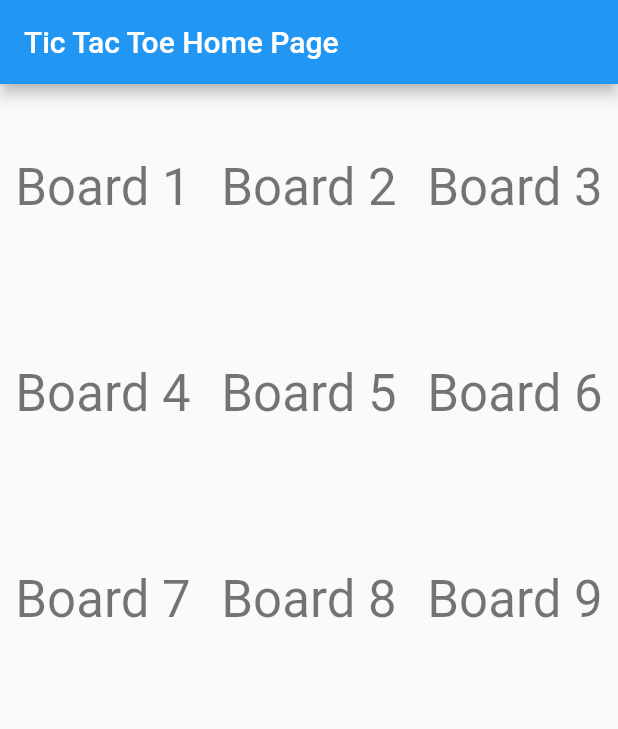
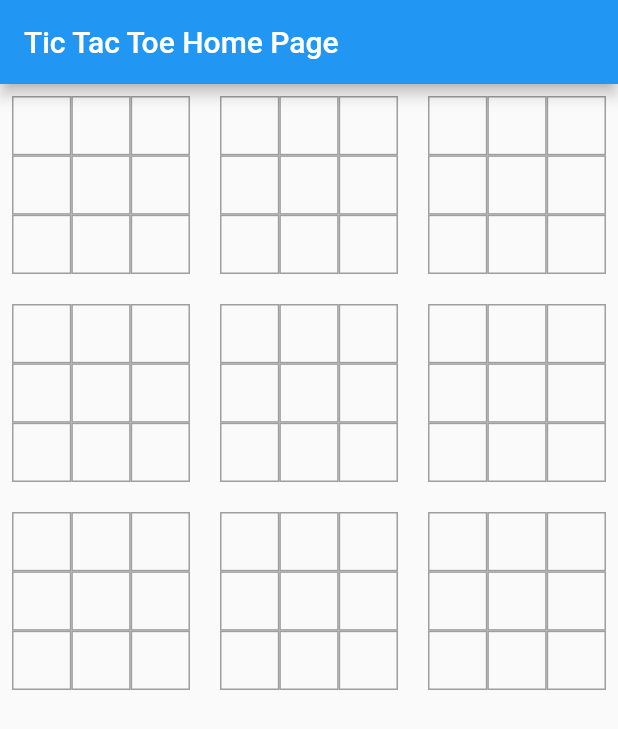
Before and after one commit to Hershey49/tt_squared, a Flutter app: the screen it shows after launch, on a phone screen of 412 x 824 dp. Shown: the top 729 px of the screen. Run offline on Flutter 3.47's test engine with Material 2 defaults, Android fonts, the light colour scheme and no system bars.

Commit message:
Game Board Edits, Rdy for Func

```diff
--- a/lib/main.dart
+++ b/lib/main.dart
@@ -34,17 +34,62 @@ class _MyHomePageState extends State<MyHomePage> {
       appBar: AppBar(
         title: Text(widget.title),
       ),
-      body: GridView.count(
-        crossAxisCount: 3,
-        children: List.generate(9, (index) {
-          return Center(
-            child: Text(
-              'Board ${index + 1}',
-              style: Theme.of(context).textTheme.headlineMedium,
+
+// Builds the Big Board
+      body: GridView.builder(
+        itemCount: 9,
+        gridDelegate: SliverGridDelegateWithFixedCrossAxisCount(
+          crossAxisCount: 3,
+          mainAxisSpacing: 4.0,
+          crossAxisSpacing: 4.0,
+        ),
+
+
+        itemBuilder: (context, index) {
+          return Container(
+            padding: EdgeInsets.all(8.0),
+            decoration: BoxDecoration(
+              // border: Border.all(color: Colors.black),
+            ),
+
+
+            child: GridView.builder(
+              itemCount: 9,
+              gridDelegate: SliverGridDelegateWithFixedCrossAxisCount(
+                crossAxisCount: 3,
+              ),
+
+
+
+              itemBuilder: (context, i) {
+                return Container(
+                  decoration: BoxDecoration(
+                    border: Border.all(color: Colors.grey),
+                  ),
+
+
+                  child: Center(
+                    child: Container(), //Placeholder when we work on functionality for the game
+                  ),
+
+
+
+                );
+              },
             ),
           );
-        }),
+        },
       ),
     );
   }
 }
+
+/*
+Harsha Palacherla 11/18/23
+Comments for future:
+-We will need to see how Dart uses clicked states
+-We will need to work on the algorythm for the game
+-
+-
+-
+*/
```
